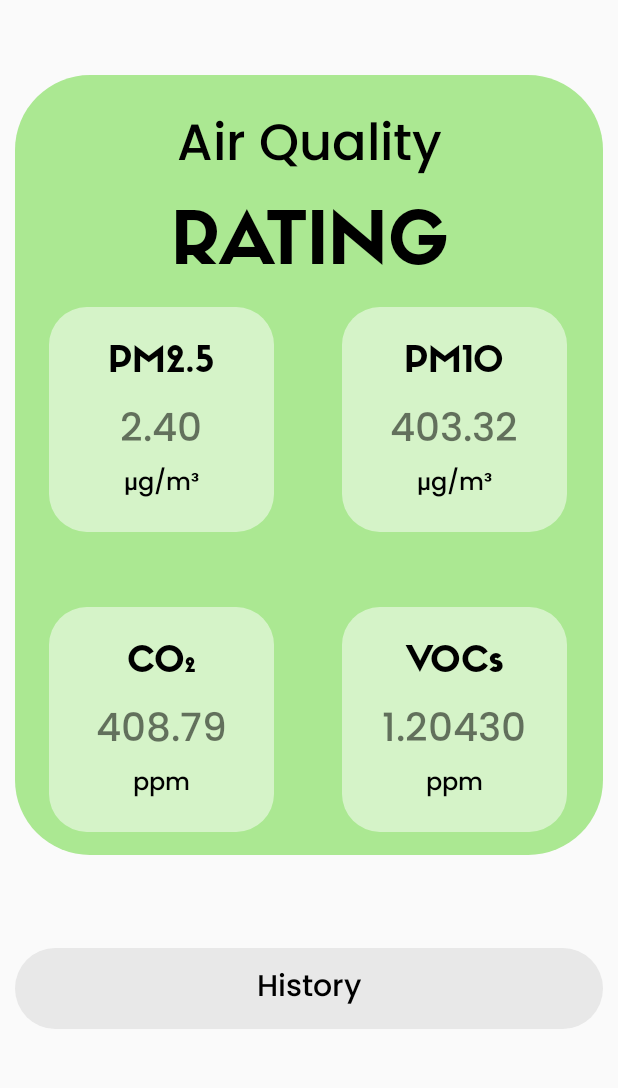
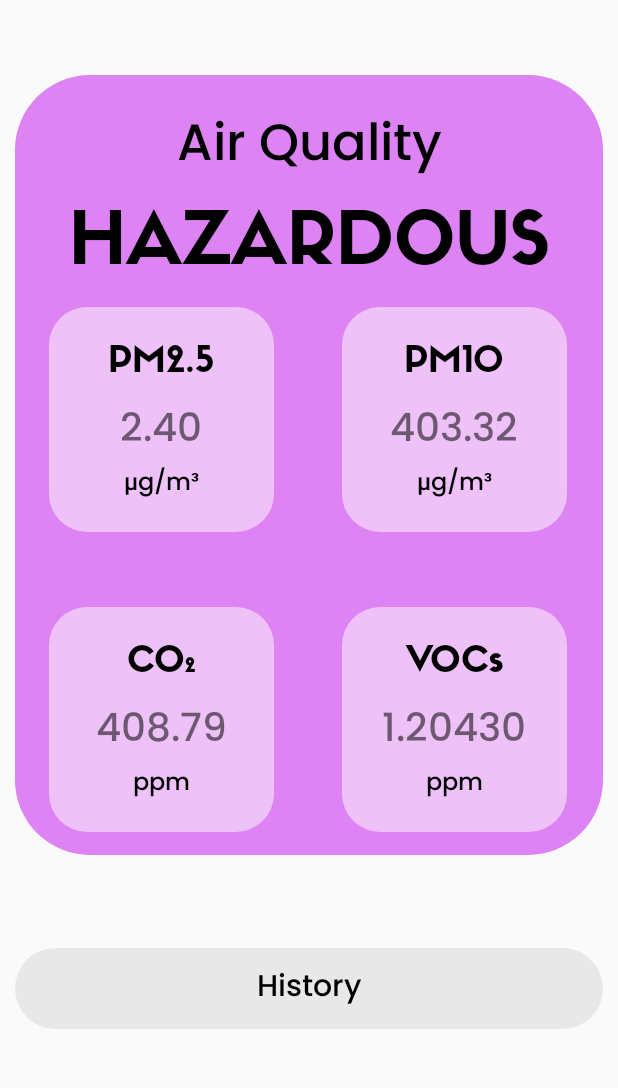
Before and after one commit to emmafri/aircare-application, an Android app: the DetailedReadingActivity screen opened directly, with no data from a screen before it, on a phone screen of 412 x 824 dp, the part 99-1187 px from its top. Run offline under Robolectric (Android 15) with nearby library versions, the phone set to English and light mode, and no system bars.

Commit message:
changed UI of detailed reading according to values of latest reading - not fully finished.

```diff
--- a/app/src/main/java/org/feup/apm/aircarelocal/DetailedReadingActivity.java
+++ b/app/src/main/java/org/feup/apm/aircarelocal/DetailedReadingActivity.java
@@ -285,7 +285,36 @@ public class DetailedReadingActivity extends AppCompatActivity {
             float voc = cursor.getFloat(cursor.getColumnIndexOrThrow("VOC"));
             vocTextView.setText(formatValue(voc,5));
 
+            AirQualityCalculator.AirQualityResult airQualityResult = AirQualityCalculator.getAirQualityResult(pm25, pm10,co2,voc);
 
+            AirQualityCalculator.AirQualityCategory overallCategory = airQualityResult.getOverallCategory();
+
+            // Updates air quality box based on the air quality category
+            switch (overallCategory) {
+                case GOOD:
+                    findViewById(R.id.Rating).setBackgroundResource(R.drawable.green_box);
+                    TextView good = findViewById(R.id.rating_text);
+                    good.setText(getString(R.string.good_rating));
+                    break;
+                case MEDIUM:
+                    findViewById(R.id.Rating).setBackgroundResource(R.drawable.yellow_box);
+                    TextView medium = findViewById(R.id.rating_text);
+                    medium.setText(getString(R.string.medium_rating));
+                    break;
+                case BAD:
+                    findViewById(R.id.Rating).setBackgroundResource(R.drawable.red_box);
+                    TextView bad = findViewById(R.id.rating_text);
+                    bad.setText(getString(R.string.bad_rating));
+                    break;
+                case VERY_BAD:
+                    findViewById(R.id.Rating).setBackgroundResource(R.drawable.purple_box);
+                    TextView vrybad = findViewById(R.id.rating_text);
+                    vrybad.setText(getString(R.string.vrybad_rating));
+                    break;
+                default:
+                    // Handle default case if needed
+                    break;
+            }
 
 
         }
--- a/app/src/main/res/layout/detailed_reading.xml
+++ b/app/src/main/res/layout/detailed_reading.xml
@@ -8,6 +8,7 @@
     <include layout="@layout/custom_action_bar" />
 
     <LinearLayout
+        android:id="@+id/Rating"
         android:layout_width="match_parent"
         android:layout_height="520dp"
         android:layout_marginTop="50dp"
@@ -26,7 +27,7 @@
             android:textSize="34sp" />
 
         <TextView
-            android:id="@+id/rating_overall"
+            android:id="@+id/rating_text"
             android:layout_width="match_parent"
             android:layout_height="wrap_content"
             android:fontFamily="@font/siffon_titles"
```
